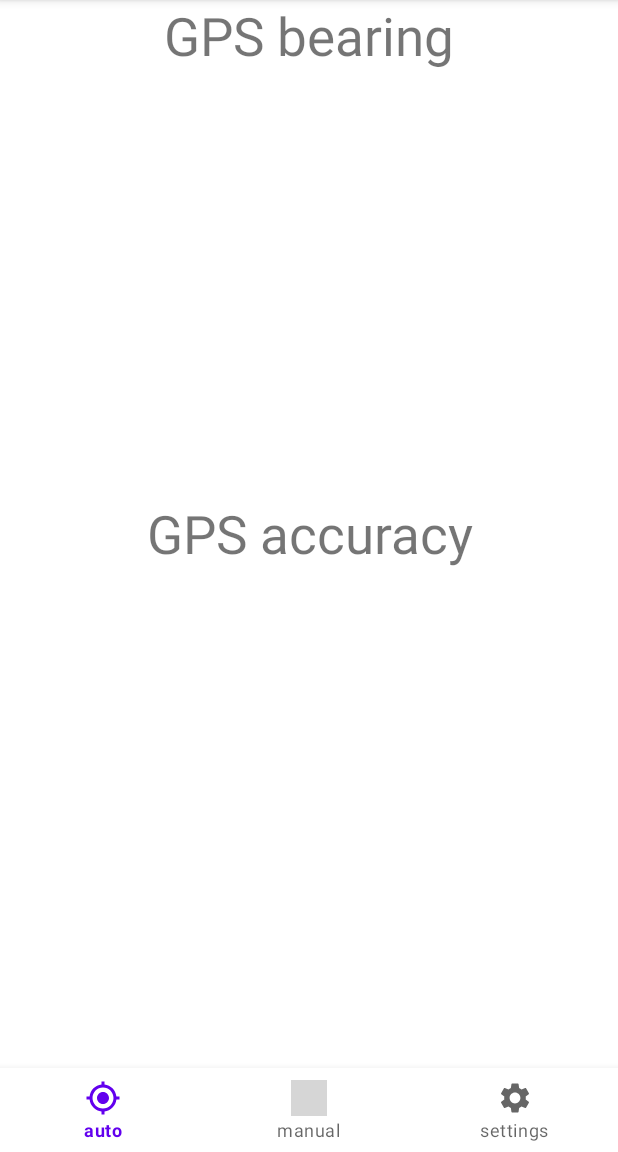
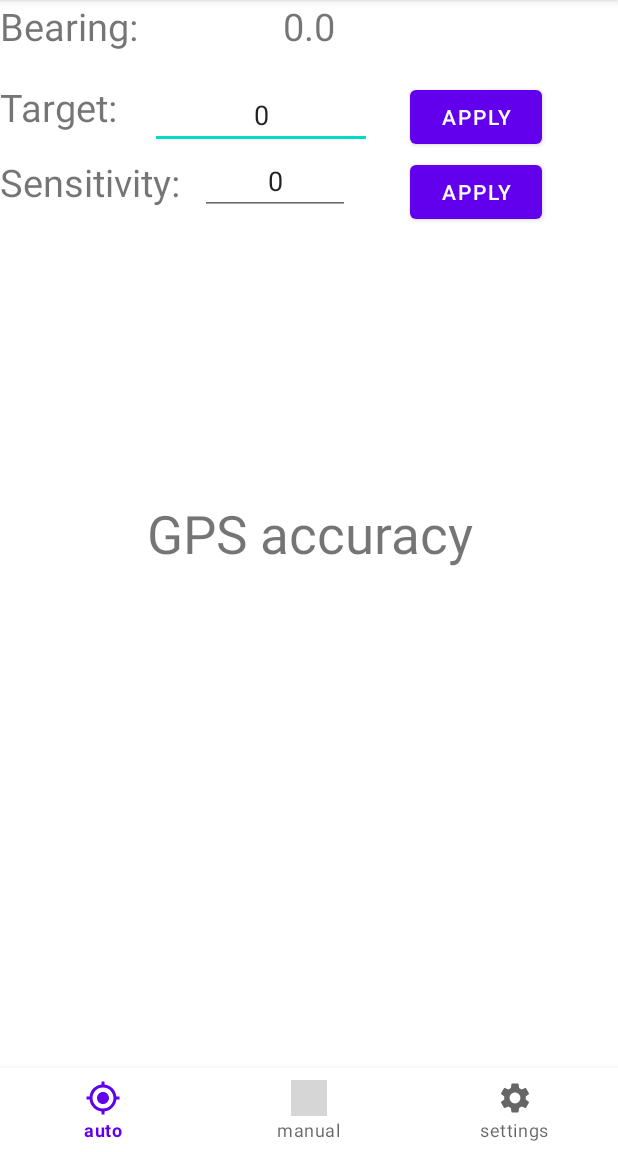
Before and after one commit to dinccey/autopilot, an Android app: the screen it shows after launch (MainActivity), on a phone screen of 412 x 824 dp, the part 84-1236 px from its top. Run offline under Robolectric (Android 15) with nearby library versions, the phone set to English and light mode, and no system bars; 1 statement that could not run was skipped; grey boxes are pictures that could not be loaded.

Commit message:
Create thread for autopilot

```diff
--- /dev/null
+++ b/Android/app/src/main/java/com/vaslim/autopilot/AutopilotThread.java
@@ -0,0 +1,101 @@
+package com.vaslim.autopilot;
+
+import com.vaslim.autopilot.fragments.AutopilotFragment;
+
+import io.github.giuseppebrb.ardutooth.Ardutooth;
+
+public class AutopilotThread extends Thread{
+
+    public static final double CONTROLLER_ROTATION_LENGTH_TIME_SECONDS = 0.5;
+    public volatile boolean running = true;
+    public static final char CHAR_TURN_LEFT = 'L';
+    public static final char CHAR_TURN_RIGHT = 'R';
+    Ardutooth ardutooth;
+
+
+    public AutopilotThread(Ardutooth ardutooth) {
+        this.ardutooth = ardutooth;
+    }
+
+    public void run(){
+        autopilot();
+    }
+
+    private void autopilot() {
+        double targetBearing = 0;
+        double currentBearing = 0;
+        int sensitivity = 1;
+
+        while(running){
+            if(AutopilotFragment.targetBearing >= 0 && AutopilotFragment.sensitivity >= 1 && AutopilotFragment.sensitivity <=10){
+                targetBearing = AutopilotFragment.targetBearing;
+                currentBearing = AutopilotFragment.currentBearing;
+                sensitivity = AutopilotFragment.sensitivity;
+                Turn turn = calculateTurn(targetBearing,currentBearing);
+                System.out.println("TURN: "+turn.direction+", "+turn.offsetDegrees);
+
+                //number of rotations to send to arduino
+                int rotationCommandsCount = (int) ((turn.offsetDegrees/100*sensitivity) / CONTROLLER_ROTATION_LENGTH_TIME_SECONDS);
+                //send to arduino
+                sendToController(turn, rotationCommandsCount);
+
+            }
+        }
+    }
+
+    private void sendToController(Turn turn, int rotationCommandsCount) {
+        char turnTo = ' ';
+        //make the turn;
+        for (int i = 0; i < rotationCommandsCount; i++) {
+
+            if(turn.direction == Turn.Direction.RIGHT){
+                turnTo = CHAR_TURN_RIGHT;
+            }else{
+                turnTo = CHAR_TURN_LEFT;
+            }
+
+            ardutooth.sendChar(turnTo);
+            //sleep the amount of time it takes to complete one rotation cycle
+            try {
+            sleep((long) (CONTROLLER_ROTATION_LENGTH_TIME_SECONDS*1000));
+             } catch (InterruptedException e) {
+            e.printStackTrace();
+            }
+        }
+        //return rudder to (almost) previous position
+        for (int i = 0; i < rotationCommandsCount -1; i++) {
+            //reverse direction
+            if(turnTo == CHAR_TURN_LEFT) turnTo = CHAR_TURN_RIGHT;
+            if(turnTo == CHAR_TURN_RIGHT) turnTo = CHAR_TURN_LEFT;
+
+            ardutooth.sendChar(turnTo);
+            //sleep the amount of time it takes to complete one rotation cycle
+            try {
+                sleep((long) (CONTROLLER_ROTATION_LENGTH_TIME_SECONDS*1000));
+            } catch (InterruptedException e) {
+                e.printStackTrace();
+            }
+        }
+
+    }
+
+    private Turn calculateTurn(double destination, double origin){
+        double LH = origin - destination;
+        if(LH<0) LH+=360;
+        double RH = destination - origin;
+        if(RH<0) RH+=360;
+
+        Turn.Direction direction;
+        double offsetDegrees;
+        if(LH<RH){
+            direction = Turn.Direction.LEFT;
+            offsetDegrees = LH;
+        }else{
+            direction = Turn.Direction.RIGHT;
+            offsetDegrees = RH;
+        }
+
+        Turn turn = new Turn(direction,offsetDegrees);
+        return turn;
+    }
+}
--- a/Android/app/src/main/java/com/vaslim/autopilot/MainActivity.java
+++ b/Android/app/src/main/java/com/vaslim/autopilot/MainActivity.java
@@ -39,6 +39,10 @@ public class MainActivity extends AppCompatActivity {
         ardutooth = Ardutooth.getInstance(this);
         ardutooth.setConnection();
 
+        //start autopilot thread
+        AutopilotThread autopilotThread = new AutopilotThread(ardutooth);
+        autopilotThread.start();
+
 
         bottomNavigationView = findViewById(R.id.bottom_navigation);
         getSupportFragmentManager().beginTransaction().replace(R.id.fragment_container,autopilotFragment).commit();
@@ -48,6 +52,7 @@ public class MainActivity extends AppCompatActivity {
             public boolean onNavigationItemSelected(@NonNull MenuItem item) {
                 switch (item.getItemId()){
                     case R.id.menu_autopilot: {
+                        AutopilotFragment.targetBearing = -1;
                         if(ActivityCompat.checkSelfPermission(MainActivity.this, Manifest.permission.ACCESS_FINE_LOCATION) == PackageManager.PERMISSION_GRANTED){
                             getSupportFragmentManager().beginTransaction().replace(R.id.fragment_container,autopilotFragment).commit();
                         }else{
@@ -57,10 +62,12 @@ public class MainActivity extends AppCompatActivity {
                         return true;
                     }
                     case R.id.menu_manual: {
+                        AutopilotFragment.targetBearing = -1;
                         getSupportFragmentManager().beginTransaction().replace(R.id.fragment_container,manualFragment).commit();
                         return true;
                     }
                     case R.id.menu_settings: {
+                        AutopilotFragment.targetBearing = -1;
                         getSupportFragmentManager().beginTransaction().replace(R.id.fragment_container,settingsFragment).commit();
                         return true;
                     }
--- a/Android/app/src/main/java/com/vaslim/autopilot/fragments/AutopilotFragment.java
+++ b/Android/app/src/main/java/com/vaslim/autopilot/fragments/AutopilotFragment.java
@@ -12,7 +12,10 @@ import androidx.fragment.app.Fragment;
 import android.view.LayoutInflater;
 import android.view.View;
 import android.view.ViewGroup;
+import android.widget.Button;
+import android.widget.EditText;
 import android.widget.TextView;
+import android.widget.Toast;
 
 import com.google.android.gms.location.FusedLocationProviderClient;
 import com.google.android.gms.location.LocationAvailability;
@@ -25,7 +28,7 @@ import com.google.android.gms.tasks.OnSuccessListener;
 import com.vaslim.autopilot.R;
 
 
-public class AutopilotFragment extends Fragment {
+public class AutopilotFragment extends Fragment{
 
     public static final int DEFAULT_UPDATE_INTERVAL = 100;
     public static final int FAST_UPDATE_INTERVAL = 50;
@@ -33,7 +36,12 @@ public class AutopilotFragment extends Fragment {
     LocationRequest locationRequest;
     LocationCallback locationCallback;
 
+    public static volatile double targetBearing = -1;
+    public static double currentBearing = -1;
+    public static int sensitivity = 1;
     TextView tvGPSBearing, tvGPSAccuracy;
+    EditText editTextTargetBearing;
+    Button buttonApply;
 
     public AutopilotFragment() {
         // Required empty public constructor
@@ -51,9 +59,14 @@ public class AutopilotFragment extends Fragment {
             @Override
             public void onLocationResult(@NonNull LocationResult locationResult) {
                 super.onLocationResult(locationResult);
-                updateViews(locationResult.getLastLocation());
+                if (isAdded() && isVisible()) {
+                    updateViews(locationResult.getLastLocation());
+                }
+                currentBearing = locationResult.getLastLocation().getBearing();
+
             }
         };
+
 
         updateGPS();
         locationUpdates();
@@ -81,8 +94,36 @@ public class AutopilotFragment extends Fragment {
 
         // Inflate the layout for this fragment
         View view = inflater.inflate(R.layout.fragment_autopilot, container, false);
+        //register button listeners
+        buttonApply = view.findViewById(R.id.button_apply);
+        buttonApply.setOnClickListener(view1 -> updateTargetBearing());
+
+        Button buttonApplySensitivity = view.findViewById(R.id.button_apply_sensitivity);
+        buttonApplySensitivity.setOnClickListener(view1 -> updateSensitivity());
 
         return view;
+    }
+
+    private void updateSensitivity() {
+        EditText editTextSensitivity = AutopilotFragment.this.getActivity().findViewById(R.id.edit_sensitivity);
+        int value = Integer.parseInt(editTextSensitivity.getText().toString());
+        if(value>=1 && value<=10){
+            sensitivity = value;
+        }
+        else{
+            showToast("Value must be 1-10");
+        }
+    }
+
+    private void updateTargetBearing() {
+        editTextTargetBearing = AutopilotFragment.this.getActivity().findViewById(R.id.edit_target_bearing);
+        targetBearing = Double.parseDouble(editTextTargetBearing.getText().toString());
+        if(targetBearing>=0 && targetBearing <=359){
+
+        }
+        else{
+            showToast("Target bearing must be 0-359");
+        }
     }
 
 
@@ -109,4 +150,9 @@ public class AutopilotFragment extends Fragment {
         tvGPSBearing.setText(String.valueOf(location.getBearing()));
         tvGPSAccuracy.setText(String.valueOf(location.getAccuracy()) + " "+location.getLatitude()+";"+location.getLongitude());
     }
+
+
+    private void showToast(String message){
+        Toast.makeText(this.getActivity(), message, Toast.LENGTH_SHORT).show();
+    }
 }
--- a/Android/app/src/main/res/layout/fragment_autopilot.xml
+++ b/Android/app/src/main/res/layout/fragment_autopilot.xml
@@ -1,27 +1,104 @@
 <?xml version="1.0" encoding="utf-8"?>
-<FrameLayout xmlns:android="http://schemas.android.com/apk/res/android"
+<RelativeLayout xmlns:android="http://schemas.android.com/apk/res/android"
     xmlns:tools="http://schemas.android.com/tools"
     android:layout_width="match_parent"
     android:layout_height="match_parent"
     tools:context=".fragments.AutopilotFragment">
 
-    <!-- TODO: Update blank fragment layout -->
+    <View
+        android:id="@+id/anchor"
+        android:layout_width="0dp"
+        android:layout_height="0dp"
+        android:layout_centerInParent="false" />
+
+    <TextView
+        android:id="@+id/tv_gps_bearing_label"
+        android:layout_width="match_parent"
+        android:layout_height="match_parent"
+        android:layout_below="@id/anchor"
+        android:gravity="left"
+        android:text="@string/bearing"
+        android:textSize="25sp" />
     <TextView
         android:id="@+id/tv_gps_bearing"
         android:layout_width="match_parent"
         android:layout_height="match_parent"
-        android:text="GPS bearing"
+        android:text="0.0"
         android:gravity="top|center_horizontal"
-        android:textSize="35sp"
+
+        android:textSize="25sp"
         />
+
+    <TextView
+        android:id="@+id/tv_target_bearing_label"
+        android:layout_width="wrap_content"
+        android:layout_height="wrap_content"
+        android:layout_below="@id/anchor"
+        android:layout_marginTop="54dp"
+        android:gravity="top|left"
+        android:text="@string/target"
+        android:textSize="25sp" />
+
+    <TextView
+        android:id="@+id/tv_sensitivity"
+        android:layout_width="wrap_content"
+        android:layout_height="wrap_content"
+        android:layout_below="@id/anchor"
+        android:layout_marginTop="104dp"
+        android:gravity="left"
+        android:text="@string/sensitivity"
+        android:textSize="25sp" />
+
+    <androidx.appcompat.widget.AppCompatEditText
+        android:id="@+id/edit_target_bearing"
+        android:layout_width="148dp"
+        android:layout_height="wrap_content"
+        android:layout_below="@id/anchor"
+        android:layout_marginStart="22dp"
+        android:layout_marginTop="54dp"
+        android:layout_toEndOf="@+id/tv_target_bearing_label"
+        android:inputType="number"
+        android:text="0"
+        android:textAlignment="center" />
+
+    <androidx.appcompat.widget.AppCompatEditText
+        android:id="@+id/edit_sensitivity"
+        android:layout_width="100dp"
+        android:layout_height="wrap_content"
+        android:layout_below="@id/anchor"
+        android:layout_marginStart="55dp"
+        android:layout_marginTop="98dp"
+        android:layout_toEndOf="@+id/tv_target_bearing_label"
+        android:inputType="number"
+        android:text="0"
+        android:textAlignment="center" />
 
     <TextView
         android:id="@+id/tv_gps_accuracy"
         android:layout_width="match_parent"
         android:layout_height="match_parent"
+        android:gravity="center"
         android:text="GPS accuracy"
-        android:gravity="center"
-        android:textSize="35sp"
-        />
+        android:textSize="35sp" />
 
-</FrameLayout>
+    <Button
+        android:id="@+id/button_apply"
+        android:layout_width="wrap_content"
+        android:layout_height="wrap_content"
+        android:layout_below="@id/anchor"
+        android:layout_marginStart="25dp"
+        android:layout_marginTop="54dp"
+        android:layout_toEndOf="@+id/edit_target_bearing"
+        android:text="@string/apply" />
+
+    <Button
+        android:id="@+id/button_apply_sensitivity"
+        android:layout_width="wrap_content"
+        android:layout_height="wrap_content"
+        android:layout_below="@id/anchor"
+        android:layout_marginStart="25dp"
+        android:layout_marginTop="104dp"
+        android:layout_toEndOf="@+id/edit_target_bearing"
+        android:text="@string/apply" />
+
+</RelativeLayout>
--- a/Android/app/src/main/res/values/strings.xml
+++ b/Android/app/src/main/res/values/strings.xml
@@ -6,4 +6,8 @@
     <string name="menu_settings">settings</string>
     <!-- TODO: Remove or change this placeholder text -->
     <string name="hello_blank_fragment">Hello blank fragment</string>
+    <string name="bearing">Bearing:</string>
+    <string name="target">Target:</string>
+    <string name="apply">Apply</string>
+    <string name="sensitivity">Sensitivity:</string>
 </resources>
```
Also changed, not shown: Android/app/src/main/java/com/vaslim/autopilot/Turn.java (added, +16 -0 lines), 1 other file.
